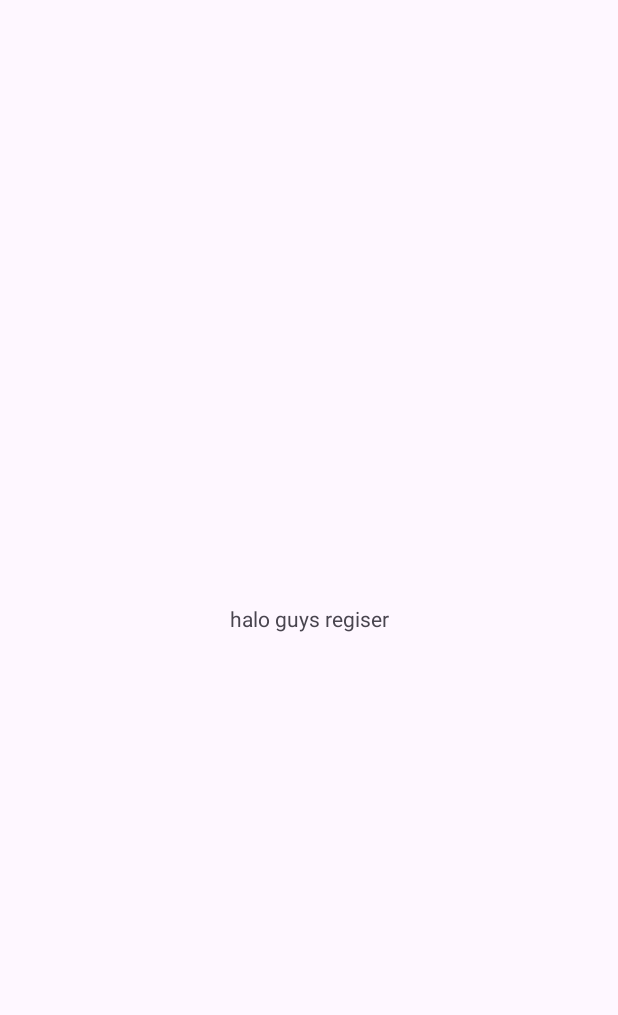
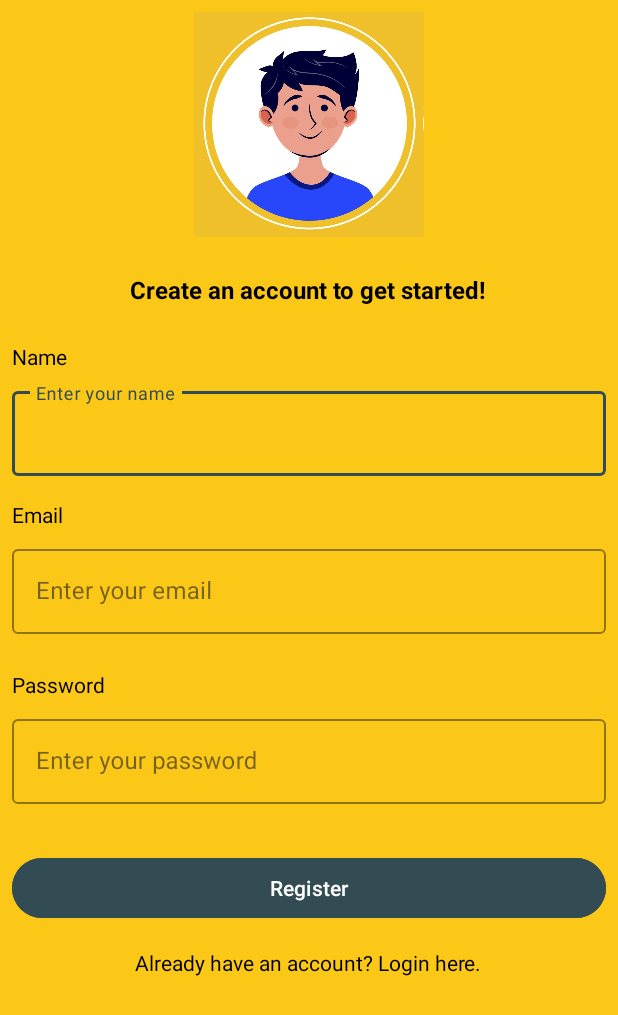
Before and after one commit to gilangnr/story-app-dicoding, an Android app: the RegisterActivity screen opened directly, with no data from a screen before it, on a phone screen of 412 x 824 dp. Before the commit the part shown is almost empty. Shown: the top 1015 px of the screen. Run offline under Robolectric (Android 15) with nearby library versions, the phone set to English and light mode, and no system bars.

Commit message:
register ui

```diff
--- a/app/src/main/java/com/example/storyappdicoding/ui/login/LoginActivity.kt
+++ b/app/src/main/java/com/example/storyappdicoding/ui/login/LoginActivity.kt
@@ -27,6 +27,7 @@ class LoginActivity : AppCompatActivity() {
         binding.toRegister.setOnClickListener {
             val intent = Intent(this@LoginActivity, RegisterActivity::class.java)
             startActivity(intent)
+            finish()
         }
     }
 }
--- a/app/src/main/java/com/example/storyappdicoding/ui/register/RegisterActivity.kt
+++ b/app/src/main/java/com/example/storyappdicoding/ui/register/RegisterActivity.kt
@@ -1,21 +1,33 @@
 package com.example.storyappdicoding.ui.register
 
+import android.content.Intent
 import android.os.Bundle
 import androidx.activity.enableEdgeToEdge
 import androidx.appcompat.app.AppCompatActivity
 import androidx.core.view.ViewCompat
 import androidx.core.view.WindowInsetsCompat
 import com.example.storyappdicoding.R
+import com.example.storyappdicoding.databinding.ActivityRegisterBinding
+import com.example.storyappdicoding.ui.login.LoginActivity
 
 class RegisterActivity : AppCompatActivity() {
+
+    private lateinit var binding: ActivityRegisterBinding
     override fun onCreate(savedInstanceState: Bundle?) {
         super.onCreate(savedInstanceState)
         enableEdgeToEdge()
-        setContentView(R.layout.activity_register)
+        binding = ActivityRegisterBinding.inflate(layoutInflater)
+        setContentView(binding.root)
         ViewCompat.setOnApplyWindowInsetsListener(findViewById(R.id.main)) { v, insets ->
             val systemBars = insets.getInsets(WindowInsetsCompat.Type.systemBars())
             v.setPadding(systemBars.left, systemBars.top, systemBars.right, systemBars.bottom)
             insets
         }
+
+        binding.toLogin.setOnClickListener {
+            val intent = Intent(this@RegisterActivity, LoginActivity::class.java)
+            startActivity(intent)
+            finish()
+        }
     }
 }
--- a/app/src/main/java/com/example/storyappdicoding/ui/welcome/WelcomeActivity.kt
+++ b/app/src/main/java/com/example/storyappdicoding/ui/welcome/WelcomeActivity.kt
@@ -30,6 +30,7 @@ class WelcomeActivity : AppCompatActivity() {
         binding.btnStart.setOnClickListener {
             val intent = Intent(this@WelcomeActivity, LoginActivity::class.java)
             startActivity(intent)
+            finish()
         }
     }
 
--- a/app/src/main/res/layout/activity_register.xml
+++ b/app/src/main/res/layout/activity_register.xml
@@ -1,18 +1,139 @@
 <?xml version="1.0" encoding="utf-8"?>
-<androidx.constraintlayout.widget.ConstraintLayout xmlns:android="http://schemas.android.com/apk/res/android"
+<LinearLayout xmlns:android="http://schemas.android.com/apk/res/android"
     xmlns:app="http://schemas.android.com/apk/res-auto"
     xmlns:tools="http://schemas.android.com/tools"
     android:id="@+id/main"
     android:layout_width="match_parent"
     android:layout_height="match_parent"
+    android:background="@color/yellow"
+    android:orientation="vertical"
+    android:padding="24dp"
     tools:context=".ui.register.RegisterActivity">
+
+    <ImageView
+        android:layout_width="match_parent"
+        android:layout_height="150dp"
+        android:layout_gravity="center"
+        android:layout_margin="8dp"
+        android:src="@drawable/img_login" />
 
     <TextView
         android:layout_width="wrap_content"
         android:layout_height="wrap_content"
-        android:text="halo guys regiser"
-        app:layout_constraintTop_toTopOf="parent"
-        app:layout_constraintStart_toStartOf="parent"
-        app:layout_constraintEnd_toEndOf="parent"
-        app:layout_constraintBottom_toBottomOf="parent"/>
-</androidx.constraintlayout.widget.ConstraintLayout>
+        android:layout_gravity="center_horizontal"
+        android:layout_marginHorizontal="8dp"
+        android:layout_marginTop="16dp"
+        android:text="@string/register_message"
+        android:textAlignment="center"
+        android:textColor="@color/black"
+        android:textSize="16sp"
+        android:textStyle="bold" />
+
+    <TextView
+        android:id="@+id/nameTextView"
+        android:layout_width="wrap_content"
+        android:layout_height="wrap_content"
+        android:layout_marginHorizontal="8dp"
+        android:layout_marginTop="24dp"
+        android:text="@string/name"
+        android:textColor="@color/black"
+        android:textSize="14sp" />
+
+    <com.google.android.material.textfield.TextInputLayout
+        android:id="@+id/nameEditTextLayout"
+        style="@style/Widget.MaterialComponents.TextInputLayout.OutlinedBox"
+        android:layout_width="match_parent"
+        android:layout_height="wrap_content"
+        android:layout_marginHorizontal="8dp"
+        android:layout_marginTop="8dp"
+        app:boxStrokeColor="@color/blue"
+        app:hintTextColor="@color/blue">
+
+        <com.google.android.material.textfield.TextInputEditText
+            android:id="@+id/nameEditText"
+            android:layout_width="match_parent"
+            android:layout_height="wrap_content"
+            android:hint="@string/name_hint"
+            android:textColorHint="@color/blue"
+            android:textCursorDrawable="@null"/>
+    </com.google.android.material.textfield.TextInputLayout>
+
+    <TextView
+        android:id="@+id/emailTextView"
+        android:layout_width="wrap_content"
+        android:layout_height="wrap_content"
+        android:layout_marginHorizontal="8dp"
+        android:layout_marginTop="16dp"
+        android:text="@string/email"
+        android:textColor="@color/black"
+        android:textSize="14sp" />
+
+    <com.google.android.material.textfield.TextInputLayout
+        android:id="@+id/emailEditTextLayout"
+        style="@style/Widget.MaterialComponents.TextInputLayout.OutlinedBox"
+        android:layout_width="match_parent"
+        android:layout_height="wrap_content"
+        android:layout_marginHorizontal="8dp"
+        android:layout_marginTop="8dp"
+        app:boxStrokeColor="@color/blue"
+        app:hintTextColor="@color/blue">
+
+        <com.google.android.material.textfield.TextInputEditText
+            android:id="@+id/emailEditText"
+            android:layout_width="match_parent"
+            android:layout_height="wrap_content"
+            android:hint="@string/hint_email"
+            android:inputType="textEmailAddress"
+            android:textColorHint="@color/blue"
+            android:textCursorDrawable="@null"/>
+    </com.google.android.material.textfield.TextInputLayout>
+
+    <TextView
+        android:layout_width="wrap_content"
+        android:layout_height="wrap_content"
+        android:layout_marginHorizontal="8dp"
+        android:layout_marginTop="24dp"
+        android:text="@string/password"
+        android:textColor="@color/black"
+        android:textSize="14sp" />
+
+    <com.google.android.material.textfield.TextInputLayout
+        android:id="@+id/passwordEditTextLayout"
+        style="@style/Widget.MaterialComponents.TextInputLayout.OutlinedBox"
+        android:layout_width="match_parent"
+        android:layout_height="wrap_content"
+        android:layout_marginHorizontal="8dp"
+        android:layout_marginTop="8dp"
+        app:boxStrokeColor="@color/blue"
+        app:hintTextColor="@color/blue">
+
+        <com.google.android.material.textfield.TextInputEditText
+            android:id="@+id/passwordEditText"
+            android:layout_width="match_parent"
+            android:layout_height="wrap_content"
+            android:hint="@string/hint_password"
+            android:inputType="textPassword"
+            android:textColorHint="@color/blue"
+            android:textCursorDrawable="@null"/>
+    </com.google.android.material.textfield.TextInputLayout>
+
+    <Button
+        android:id="@+id/btn_register"
+        android:layout_width="match_parent"
+        android:layout_height="wrap_content"
+        android:layout_marginHorizontal="8dp"
+        android:layout_marginTop="32dp"
+        android:backgroundTint="@color/blue"
+        android:text="@string/register"
+        android:textColor="@color/white" />
+
+    <TextView
+        android:id="@+id/to_login"
+        android:layout_width="wrap_content"
+        android:layout_height="wrap_content"
+        android:layout_gravity="center_horizontal"
+        android:layout_marginTop="16dp"
+        android:text="@string/already_have_an_account_login_here"
+        android:textColor="@color/black" />
+
+</LinearLayout>
--- a/app/src/main/res/values/strings.xml
+++ b/app/src/main/res/values/strings.xml
@@ -10,4 +10,9 @@
     <string name="hint_password">Enter your password</string>
     <string name="btn_login">Login</string>
     <string name="new_here">New here? Let’s get you set up!</string>
+    <string name="register_message">Create an account to get started!</string>
+    <string name="name">Name</string>
+    <string name="name_hint">Enter your name</string>
+    <string name="register">Register</string>
+    <string name="already_have_an_account_login_here">Already have an account? Login here.</string>
 </resources>
```
